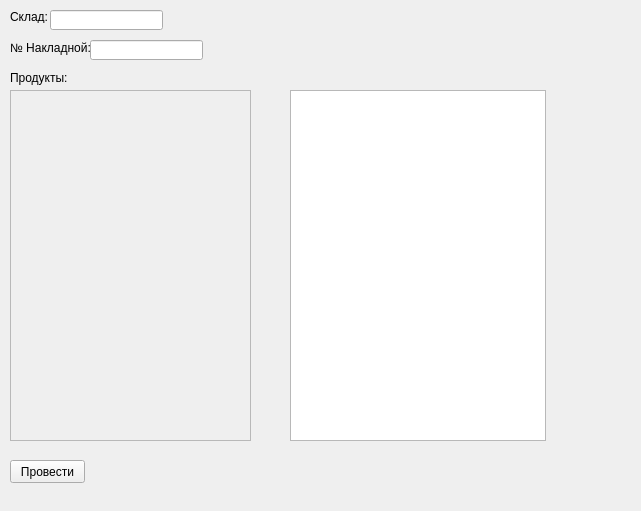
The window that MI_Client/wform2.ui (Arankir/Labs) describes before a commit, drawn with Qt 5.
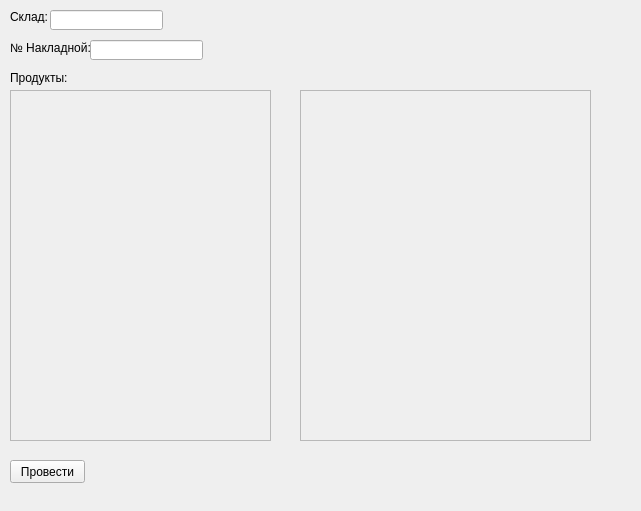
The same window after the commit.

Patch:
```diff
--- a/MI_Client/wform2.ui
+++ b/MI_Client/wform2.ui
@@ -72,29 +72,6 @@
     </rect>
    </property>
   </widget>
-  <widget class="QScrollArea" name="scrollArea">
-   <property name="geometry">
-    <rect>
-     <x>10</x>
-     <y>90</y>
-     <width>241</width>
-     <height>351</height>
-    </rect>
-   </property>
-   <property name="widgetResizable">
-    <bool>true</bool>
-   </property>
-   <widget class="QWidget" name="scrollAreaWidgetContents">
-    <property name="geometry">
-     <rect>
-      <x>0</x>
-      <y>0</y>
-      <width>239</width>
-      <height>349</height>
-     </rect>
-    </property>
-   </widget>
-  </widget>
   <widget class="QPushButton" name="pushButton">
    <property name="geometry">
     <rect>
@@ -108,15 +85,51 @@
     <string>Провести</string>
    </property>
   </widget>
-  <widget class="QTableView" name="tableView">
+  <widget class="QScrollArea" name="IngredientsInStock">
    <property name="geometry">
     <rect>
-     <x>290</x>
+     <x>300</x>
      <y>90</y>
-     <width>256</width>
+     <width>291</width>
      <height>351</height>
     </rect>
    </property>
+   <property name="widgetResizable">
+    <bool>true</bool>
+   </property>
+   <widget class="QWidget" name="scrollAreaWidgetContents_2">
+    <property name="geometry">
+     <rect>
+      <x>0</x>
+      <y>0</y>
+      <width>289</width>
+      <height>349</height>
+     </rect>
+    </property>
+   </widget>
+  </widget>
+  <widget class="QScrollArea" name="AllIngredients">
+   <property name="geometry">
+    <rect>
+     <x>10</x>
+     <y>90</y>
+     <width>261</width>
+     <height>351</height>
+    </rect>
+   </property>
+   <property name="widgetResizable">
+    <bool>true</bool>
+   </property>
+   <widget class="QWidget" name="scrollAreaWidgetContents">
+    <property name="geometry">
+     <rect>
+      <x>0</x>
+      <y>0</y>
+      <width>259</width>
+      <height>349</height>
+     </rect>
+    </property>
+   </widget>
   </widget>
  </widget>
  <resources/>
```
